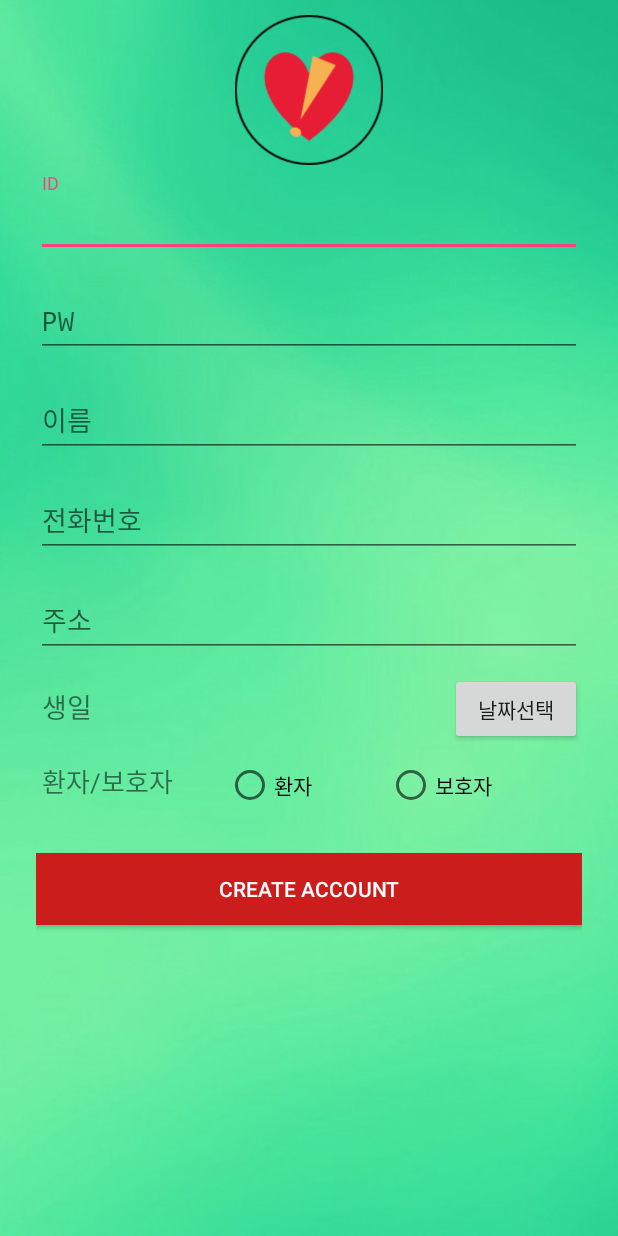
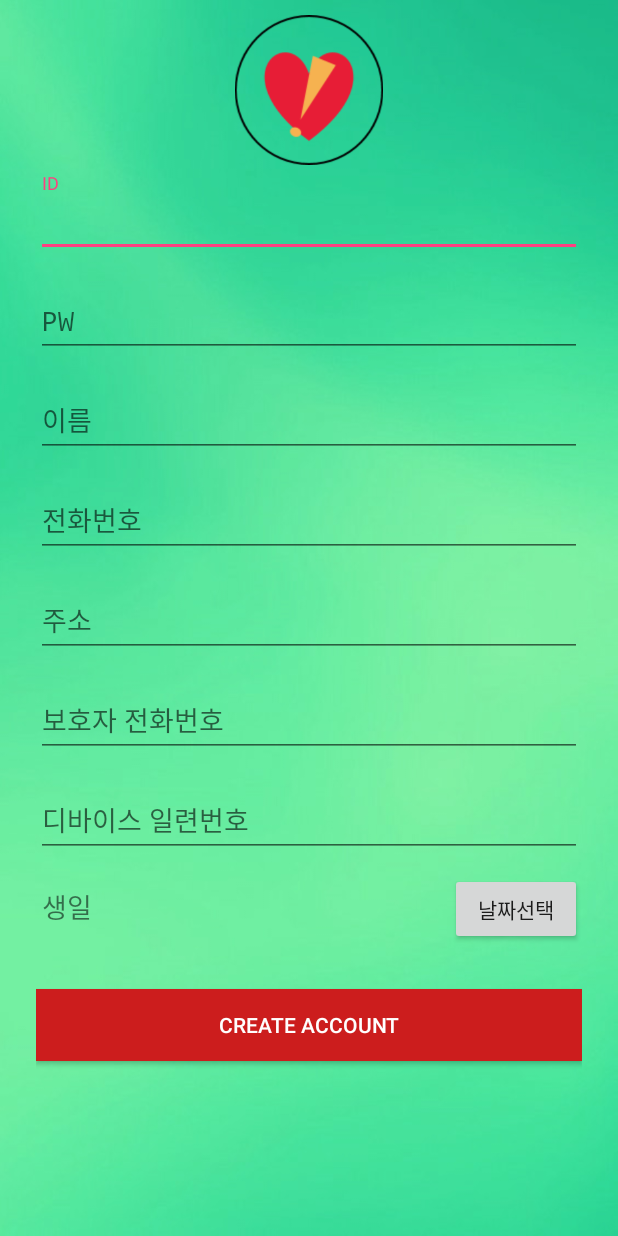
Before and after one commit to MrJeonmj/CPL-20181-Team6, an Android app: the Join screen opened directly, with no data from a screen before it, after a tap on "CREATE ACCOUNT", on a phone screen of 412 x 824 dp. Run offline under Robolectric (Android 15) with nearby library versions, the phone set to English and light mode, and no system bars; Roboto replaces fonts that are not available here.

Commit message:
Demo Version 0.9.3: User setting Server sync

```diff
--- a/app/src/main/java/com/example/user/jolp_v0/Join.java
+++ b/app/src/main/java/com/example/user/jolp_v0/Join.java
@@ -37,10 +37,11 @@ public class Join extends FragmentActivity {
     phpdo task;
 
     EditText eid;
-    EditText epw;
+    EditText epw, pnum, devicenum;
     EditText ename, econtact, eaddress;
     TextView ebirth;
-    String epatient;
+    //String epatient;
+
 
     @Override
     protected void onCreate(Bundle savedInstanceState) {
@@ -54,6 +55,8 @@ public class Join extends FragmentActivity {
         econtact = (EditText)findViewById(R.id.join_contact);
         eaddress = (EditText)findViewById(R.id.join_address);
         ebirth = (TextView) findViewById(R.id.join_birth_text);
+        devicenum = (EditText)findViewById(R.id.join_device);
+        pnum = (EditText)findViewById(R.id.join_pnum);
 
 //        mTextViewResult = (TextView)findViewById(R.id.textView_main_result);
 
@@ -90,22 +93,25 @@ public class Join extends FragmentActivity {
                 String contact = econtact.getText().toString();
                 String address = eaddress.getText().toString();
                 String birth = ebirth.getText().toString();
+                String devi = devicenum.getText().toString();
+                String pn = pnum.getText().toString();
 
-                final RadioGroup rg = (RadioGroup)findViewById(R.id.btn_is_patient);
-                int radio_id = rg.getCheckedRadioButtonId();
-                RadioButton rb = (RadioButton) findViewById(radio_id);
-                if(rb.getText().equals("환자")){
-                    epatient = Integer.toString(1);
-                }
-                else{
-                    epatient = Integer.toString(0);
-                }
+
+//                final RadioGroup rg = (RadioGroup)findViewById(R.id.btn_is_patient);
+//                int radio_id = rg.getCheckedRadioButtonId();
+//                RadioButton rb = (RadioButton) findViewById(radio_id);
+//                if(rb.getText().equals("환자")){
+//                    epatient = Integer.toString(1);
+//                }
+//                else{
+//                    epatient = Integer.toString(0);
+//                }
 
 
 
 
                 task = new phpdo();
-                task.execute(id, pw, name, contact, address, birth, epatient);
+                task.execute(id, pw, name, contact, address, birth, devi, pn);
                 //finish();
 
             }
@@ -184,9 +190,10 @@ public class Join extends FragmentActivity {
                 String contact = (String)arg0[3];
                 String address = (String)arg0[4];
                 String birth = (String)arg0[5];
-                String is_patient = (String)arg0[6];
+                String dev = (String)arg0[6];
+                String pn = (String)arg0[7];
 
-                String link = "http://show8258.ipdisk.co.kr:8000/join.php?ID="+id+"&PW="+pw+"&NAME="+name+"&CONTACT="+contact+"&ADDRESS="+address+"&BIRTHDATE="+birth+"&IS_PATIENT="+is_patient;
+                String link = "http://show8258.ipdisk.co.kr:8000/join.php?ID="+id+"&PW="+pw+"&NAME="+name+"&CONTACT="+contact+"&ADDRESS="+address+"&BIRTHDATE="+birth+"&P_NUM="+pn+"&DEVICE="+dev;
                 URL url = new URL(link);
                 HttpClient client = new DefaultHttpClient();
                 HttpGet request = new HttpGet();
--- a/app/src/main/java/com/example/user/jolp_v0/Main2Activity.java
+++ b/app/src/main/java/com/example/user/jolp_v0/Main2Activity.java
@@ -134,7 +134,7 @@ public class Main2Activity
                 // 선택 처리
                 switch (item.getItemId())
                 {
-                    case R.id.nav_temp:
+                    case R.id.nav_breath:
                         manager.beginTransaction().add(R.id.content_main, new Temp()).commit();
 
                         return true;
@@ -142,7 +142,7 @@ public class Main2Activity
                         manager.beginTransaction().replace(R.id.content_main, new Maincontent2()).commit();
 
                         return true;
-                    case R.id.nav_breath:
+                    case R.id.nav_temp:
                         manager.beginTransaction().replace(R.id.content_main, new Breath()).commit();
 
                         return true;
--- a/app/src/main/res/layout/activity_join.xml
+++ b/app/src/main/res/layout/activity_join.xml
@@ -71,7 +71,7 @@
                 android:layout_width="match_parent"
                 android:layout_height="wrap_content"
                 android:hint="PW"
-                android:inputType="numberPassword"
+                android:inputType="textPassword"
                 android:textColor="#ffffff" />
         </android.support.design.widget.TextInputLayout>
 
@@ -121,6 +121,36 @@
                 android:textColor="#ffffff" />
         </android.support.design.widget.TextInputLayout>
 
+        <android.support.design.widget.TextInputLayout
+            android:layout_width="match_parent"
+            android:layout_height="wrap_content"
+            android:layout_marginBottom="5dp"
+            android:layout_marginTop="5dp">
+
+            <EditText
+                android:id="@+id/join_pnum"
+                android:layout_width="match_parent"
+                android:layout_height="wrap_content"
+                android:hint="보호자 전화번호"
+                android:inputType="number"
+                android:textColor="#ffffff" />
+        </android.support.design.widget.TextInputLayout>
+
+        <android.support.design.widget.TextInputLayout
+            android:layout_width="match_parent"
+            android:layout_height="wrap_content"
+            android:layout_marginBottom="5dp"
+            android:layout_marginTop="5dp">
+
+            <EditText
+                android:id="@+id/join_device"
+                android:layout_width="match_parent"
+                android:layout_height="wrap_content"
+                android:hint="디바이스 일련번호"
+                android:inputType="textPostalAddress"
+                android:textColor="#ffffff" />
+        </android.support.design.widget.TextInputLayout>
+
         <LinearLayout
             android:layout_width="match_parent"
             android:layout_height="match_parent"
@@ -153,48 +183,48 @@
                 android:text="날짜선택" />
         </LinearLayout>
 
-        <LinearLayout
-            android:layout_width="match_parent"
-            android:layout_height="match_parent"
-            android:layout_marginBottom="5dp"
-            android:layout_marginLeft="4dp"
-            android:layout_marginTop="5dp"
-            android:orientation="horizontal"
-            android:weightSum="1">
+        <!--<LinearLayout-->
+            <!--android:layout_width="match_parent"-->
+            <!--android:layout_height="match_parent"-->
+            <!--android:layout_marginBottom="5dp"-->
+            <!--android:layout_marginLeft="4dp"-->
+            <!--android:layout_marginTop="5dp"-->
+            <!--android:orientation="horizontal"-->
+            <!--android:weightSum="1">-->
 
-            <TextView
-                android:id="@+id/textVie"
-                android:layout_width="wrap_content"
-                android:layout_height="wrap_content"
-                android:layout_weight="0.30"
-                android:text="환자/보호자"
-                android:layout_marginRight="30dp"
-                android:textSize="17dp" />
+            <!--<TextView-->
+                <!--android:id="@+id/textVie"-->
+                <!--android:layout_width="wrap_content"-->
+                <!--android:layout_height="wrap_content"-->
+                <!--android:layout_weight="0.30"-->
+                <!--android:text="환자/보호자"-->
+                <!--android:layout_marginRight="30dp"-->
+                <!--android:textSize="17dp" />-->
 
-            <RadioGroup
-                android:id="@+id/btn_is_patient"
-                android:layout_width="wrap_content"
-                android:layout_height="wrap_content"
-                android:orientation="horizontal">
+            <!--<RadioGroup-->
+                <!--android:id="@+id/btn_is_patient"-->
+                <!--android:layout_width="wrap_content"-->
+                <!--android:layout_height="wrap_content"-->
+                <!--android:orientation="horizontal">-->
 
 
-                <RadioButton
-                    android:id="@+id/btn_patient"
-                    android:layout_height="wrap_content"
-                    android:text="환자"
-                    android:layout_width="107dp" />
+                <!--<RadioButton-->
+                    <!--android:id="@+id/btn_patient"-->
+                    <!--android:layout_height="wrap_content"-->
+                    <!--android:text="환자"-->
+                    <!--android:layout_width="107dp" />-->
 
-                <RadioButton
-                    android:id="@+id/btn_guardian"
-                    android:layout_width="117dp"
-                    android:layout_height="wrap_content"
+                <!--<RadioButton-->
+                    <!--android:id="@+id/btn_guardian"-->
+                    <!--android:layout_width="117dp"-->
+                    <!--android:layout_height="wrap_content"-->
 
-                    android:text="보호자" />
+                    <!--android:text="보호자" />-->
 
-            </RadioGroup>
+            <!--</RadioGroup>-->
 
 
-        </LinearLayout>
+        <!--</LinearLayout>-->
 
         <!-- Signup Button -->
 
--- a/app/src/main/res/xml/setting_xml.xml
+++ b/app/src/main/res/xml/setting_xml.xml
@@ -36,6 +36,9 @@
             <EditTextPreference
                 android:key="pwvalue"
                 android:title="비밀번호" />
+            <EditTextPreference
+                android:key="devicevalue"
+                android:title="디바이스 일련번호" />
         </PreferenceCategory>
 
 
```
Also changed, not shown: app/src/main/java/com/example/user/jolp_v0/User_Setting.java (+168 -7 lines).
